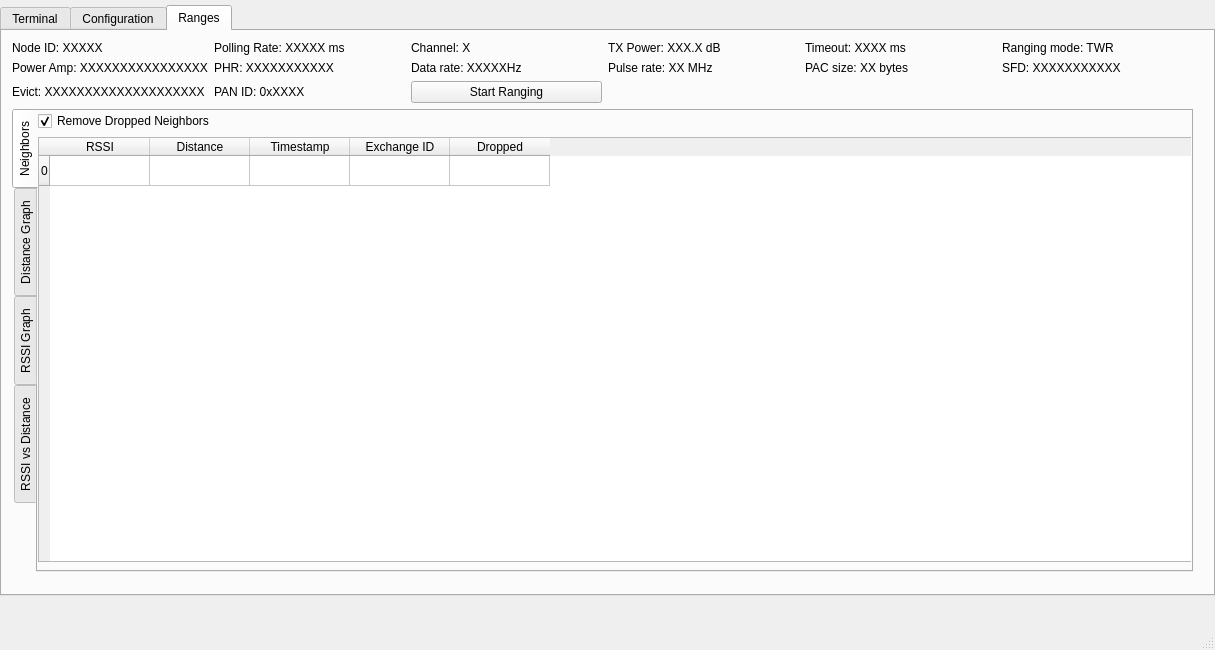
This is interface_app/beluga_gui/beluga_gui.ui in WiseLabCMU/Beluga-2.0 as Qt 5 draws it before an edit. The edited form follows.
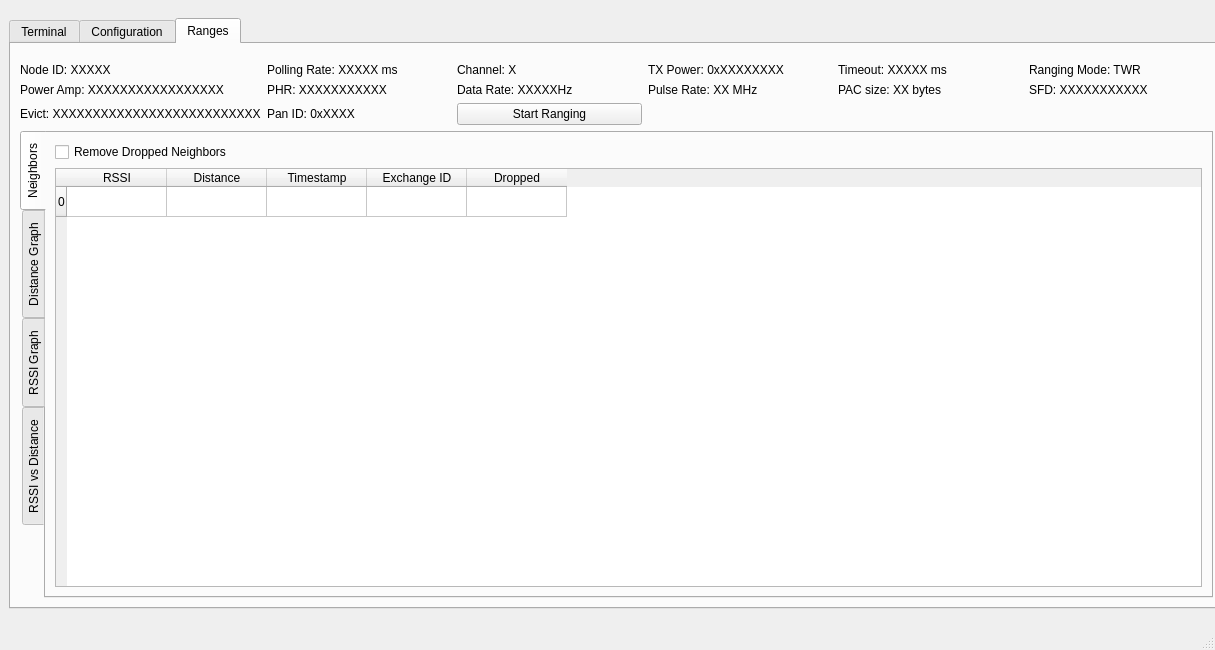
This is the edited form. The open tabs and pages were chosen to show the change. Custom widgets are drawn as their Qt base class.

Commit message: Update ranges tab

```diff
--- a/interface_app/beluga_gui/beluga_gui.ui
+++ b/interface_app/beluga_gui/beluga_gui.ui
@@ -26,15 +26,9 @@
    <bool>false</bool>
   </property>
   <widget class="QWidget" name="centralwidget">
+   <layout class="QVBoxLayout" name="verticalLayout_8">
+    <item>
    <widget class="QTabWidget" name="TerminalTab">
-    <property name="geometry">
-     <rect>
-      <x>0</x>
-      <y>5</y>
-      <width>1215</width>
-      <height>591</height>
-     </rect>
-    </property>
     <property name="minimumSize">
      <size>
       <width>1215</width>
@@ -1682,16 +1676,7 @@
      <attribute name="title">
       <string>Ranges</string>
      </attribute>
-     <widget class="QWidget" name="verticalLayoutWidget">
-      <property name="geometry">
-       <rect>
-        <x>10</x>
-        <y>0</y>
-        <width>1181</width>
-        <height>541</height>
-       </rect>
-      </property>
-      <layout class="QVBoxLayout" name="RangesLayout">
+       <layout class="QVBoxLayout" name="verticalLayout_4">
        <item>
         <spacer name="verticalSpacer_3">
          <property name="orientation">
@@ -1709,25 +1694,11 @@
         </spacer>
        </item>
        <item>
-        <layout class="QGridLayout" name="DeviceAttributesGrid">
-         <item row="0" column="5">
-          <widget class="QLabel" name="RangingModeLabel">
+         <layout class="QGridLayout" name="gridLayout_2">
+          <item row="0" column="0">
+           <widget class="QLabel" name="ranges_id">
            <property name="text">
-            <string>Ranging mode: TWR</string>
-           </property>
-          </widget>
-         </item>
-         <item row="0" column="3">
-          <widget class="QLabel" name="TxPowerLabel">
-           <property name="text">
-            <string>TX Power: XXX.X dB</string>
-           </property>
-          </widget>
-         </item>
-         <item row="1" column="4">
-          <widget class="QLabel" name="PacSizeLabel">
-           <property name="text">
-            <string>PAC size: XX bytes</string>
+             <string>Node ID: XXXXX</string>
            </property>
           </widget>
          </item>
@@ -1741,42 +1712,42 @@
          <item row="1" column="2">
           <widget class="QLabel" name="DataRateLabel">
            <property name="text">
-            <string>Data rate: XXXXXHz</string>
-           </property>
-          </widget>
-         </item>
-         <item row="1" column="5">
-          <widget class="QLabel" name="SfdLabel">
-           <property name="text">
-            <string>SFD: XXXXXXXXXXX</string>
-           </property>
-          </widget>
-         </item>
-         <item row="0" column="0">
-          <widget class="QLabel" name="NodeIDLabel">
-           <property name="text">
-            <string>Node ID: XXXXX</string>
-           </property>
-          </widget>
-         </item>
-         <item row="1" column="3">
-          <widget class="QLabel" name="PulseRateLabel">
-           <property name="text">
-            <string>Pulse rate: XX MHz</string>
+             <string>Data Rate: XXXXXHz</string>
            </property>
           </widget>
          </item>
          <item row="0" column="4">
           <widget class="QLabel" name="TimeoutLabel">
            <property name="text">
-            <string>Timeout: XXXX ms</string>
+             <string>Timeout: XXXXX ms</string>
+            </property>
+           </widget>
+          </item>
+          <item row="0" column="5">
+           <widget class="QLabel" name="ranges_ranging_mode">
+            <property name="text">
+             <string>Ranging Mode: TWR</string>
+            </property>
+           </widget>
+          </item>
+          <item row="0" column="3">
+           <widget class="QLabel" name="ranges_txpower">
+            <property name="text">
+             <string>TX Power: 0xXXXXXXXX</string>
            </property>
           </widget>
          </item>
          <item row="1" column="0">
           <widget class="QLabel" name="PowerAmpLable">
            <property name="text">
-            <string>Power Amp: XXXXXXXXXXXXXXXX</string>
+             <string>Power Amp: XXXXXXXXXXXXXXXXX</string>
+            </property>
+           </widget>
+          </item>
+          <item row="1" column="3">
+           <widget class="QLabel" name="ranges_pulserate">
+            <property name="text">
+             <string>Pulse Rate: XX MHz</string>
            </property>
           </widget>
          </item>
@@ -1794,17 +1765,31 @@
            </property>
           </widget>
          </item>
+          <item row="1" column="4">
+           <widget class="QLabel" name="ranges_pac">
+            <property name="text">
+             <string>PAC size: XX bytes</string>
+            </property>
+           </widget>
+          </item>
+          <item row="1" column="5">
+           <widget class="QLabel" name="ranges_sfd">
+            <property name="text">
+             <string>SFD: XXXXXXXXXXX</string>
+            </property>
+           </widget>
+          </item>
          <item row="2" column="0">
           <widget class="QLabel" name="EvictPolicyLabel">
            <property name="text">
-            <string>Evict: XXXXXXXXXXXXXXXXXXXX</string>
+             <string>Evict: XXXXXXXXXXXXXXXXXXXXXXXXXX</string>
            </property>
           </widget>
          </item>
          <item row="2" column="1">
           <widget class="QLabel" name="PanIdLabel">
            <property name="text">
-            <string>PAN ID: 0xXXXX</string>
+             <string>Pan ID: 0xXXXX</string>
            </property>
           </widget>
          </item>
@@ -1818,7 +1803,7 @@
         </layout>
        </item>
        <item>
-        <widget class="QTabWidget" name="RangesTabs">
+         <widget class="QTabWidget" name="tabWidget">
          <property name="tabPosition">
           <enum>QTabWidget::West</enum>
          </property>
@@ -1829,31 +1814,16 @@
           <attribute name="title">
            <string>Neighbors</string>
           </attribute>
-          <widget class="QWidget" name="verticalLayoutWidget_3">
-           <property name="geometry">
-            <rect>
-             <x>0</x>
-             <y>0</y>
-             <width>1181</width>
-             <height>451</height>
-            </rect>
-           </property>
-           <layout class="QVBoxLayout" name="verticalLayout_4">
+           <layout class="QVBoxLayout" name="verticalLayout_6">
             <item>
-             <widget class="RemoveDroppedNeighbors" name="DropNeighborCheckBox">
+             <widget class="QCheckBox" name="drop_neighbors">
               <property name="text">
                <string>Remove Dropped Neighbors</string>
               </property>
-              <property name="checked">
-               <bool>true</bool>
-              </property>
              </widget>
             </item>
             <item>
-             <widget class="NeighborListTable" name="NeighborTabel">
-              <property name="editTriggers">
-               <set>QAbstractItemView::NoEditTriggers</set>
-              </property>
+             <widget class="QTableWidget" name="neighbors">
               <row>
                <property name="text">
                 <string>0</string>
@@ -1888,8 +1858,7 @@
             </item>
            </layout>
           </widget>
-         </widget>
-         <widget class="QWidget" name="DistanceGraph">
+          <widget class="QWidget" name="tab_4">
           <attribute name="title">
            <string>Distance Graph</string>
           </attribute>
@@ -1909,7 +1878,8 @@
       </layout>
      </widget>
     </widget>
-   </widget>
+    </item>
+   </layout>
   </widget>
   <widget class="QStatusBar" name="statusbar"/>
  </widget>
@@ -2125,16 +2095,6 @@
     <slot>update_checkbox_state(bool)</slot>
    </slots>
   </customwidget>
-  <customwidget>
-   <class>RemoveDroppedNeighbors</class>
-   <extends>QCheckBox</extends>
-   <header>neighbor_list.h</header>
-  </customwidget>
-  <customwidget>
-   <class>NeighborListTable</class>
-   <extends>QTableWidget</extends>
-   <header>neighbor_list.h</header>
-  </customwidget>
   <customwidget>
    <class>BelugaLabel</class>
    <extends>QLabel</extends>
```
Left out of the diff: 30 changed lines with no effect on the pictures. Lines whose indentation alone changed are shown as unchanged. The commit also changes 1 other file.
